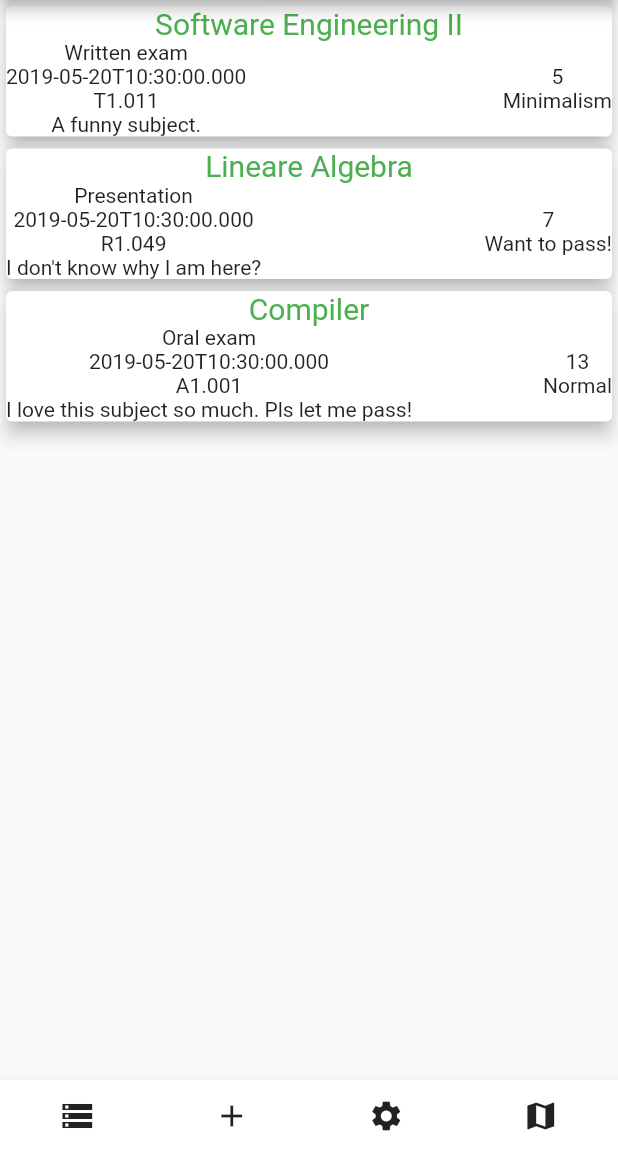
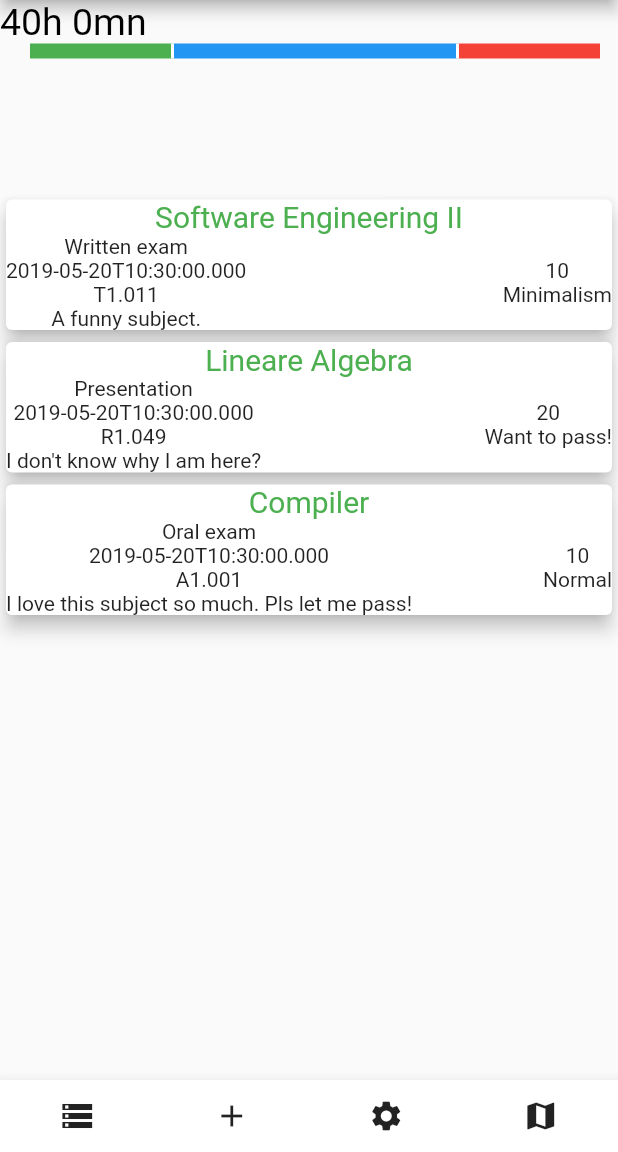
Before and after one commit to gsocher/apps4students-team-4, a Flutter app: the screen it shows after launch, item 2 of the bottom bar chosen, after a tap on the "storage" icon, on a phone screen of 412 x 824 dp, the part 84-1236 px from its top. Run offline on Flutter 3.47's test engine with Material 2 defaults, Android fonts, the phone set to English and light mode, and no system bars.

Commit message:
progress bar without the time

```diff
--- a/easy_study/lib/model/Subject.dart
+++ b/easy_study/lib/model/Subject.dart
@@ -2,14 +2,15 @@ import 'dart:ui';
 
 import 'package:easy_study/model/Priority.dart';
 import 'package:easy_study/model/Type.dart';
+import 'package:flutter/material.dart';
 
 class Subject {
 
   String _title, _room, _description;
-  int _timeSpent = 0, _hoursWeek;
+  int _timeSpent = 100, _hoursWeek;
   Type _type;
   Priority _priority;
-  Color _color = Color.fromARGB(255, 0, 0, 0);
+  Color _color;
   // TODO: 02.05.2019 Change due date. For now its today or right now.
   DateTime _dueDate = DateTime.now();
 
@@ -20,7 +21,11 @@ class Subject {
       this._room,
       this._priority,
       this._description,
-      this._hoursWeek);
+      this._hoursWeek,
+      this._color,
+      this._timeSpent,
+     )
+  ;
 
   int get hoursWeek => _hoursWeek;
 
--- a/easy_study/lib/presenter/SubjectAdd.dart
+++ b/easy_study/lib/presenter/SubjectAdd.dart
@@ -15,8 +15,9 @@ class SubjectAdd extends StatefulWidget {
 }
 
 class _SubjectAddState extends State<SubjectAdd> {
-  String _title, _room, _description, _hoursPerWeek;
+  String _title, _room, _description, _hoursPerWeek, _timeSpent;
   Priority _priority;
+  Color _color;
   Type _type;
 
   // TODO: 03.05.2019 rework the whole build method. Most code is used twice.
@@ -87,6 +88,6 @@ class _SubjectAddState extends State<SubjectAdd> {
   // TODO: 03.05.2019 This will be removed as soon as we are able to use MVVM architecture.
   Subject getSubject() {
     return Subject.name(_title, _type, _room, _priority, _description,
-        int.parse(_hoursPerWeek));
+        int.parse(_hoursPerWeek),_color,int.parse(_timeSpent));
   }
 }
--- a/easy_study/lib/view/MainScreen.dart
+++ b/easy_study/lib/view/MainScreen.dart
@@ -6,7 +6,7 @@ import 'package:easy_study/presenter/SubjectAdd.dart';
 import 'package:easy_study/view/SubjectOverview.dart';
 import 'package:easy_study/presenter/Map.dart';
 import 'package:flutter/material.dart';
-
+import 'package:easy_study/view/ProgressSummary.dart';
 class MainScreen extends StatefulWidget {
   @override
   State<StatefulWidget> createState() => _MainScreenState();
@@ -16,7 +16,7 @@ class _MainScreenState extends State<MainScreen> {
 
   // TODO: 03.05.2019 Implement MVVM architecture.
   List<Subject> _subjects;
-  Widget _widget;
+  Widget _widget, _progressSummary;
   AppBar _appBar;
 
   @override
@@ -31,23 +31,26 @@ class _MainScreenState extends State<MainScreen> {
         Type.WRITTEN_EXAM,
         "T1.011",
         Priority.MINIMALISM,
-        "A funny subject.",
-        5));
+        "A funny subject.",10,
+      Colors.red,10,
+        ));
     _subjects.add(new Subject.name(
         "Lineare Algebra",
         Type.PRESENTATION,
         "R1.049",
         Priority.WANT_TO_PASS,
-        "I don't know why I am here?",
-        7));
+        "I don't know why I am here?",20,Colors.blue,20,
+        ));
     _subjects.add(new Subject.name(
         "Compiler",
         Type.ORAL_EXAM_,
         "A1.001",
         Priority.NORMAL,
-        "I love this subject so much. Pls let me pass!",
-        13));
+        "I love this subject so much. Pls let me pass!",10,Colors.green,10,
+    ));
     _widget = SubjectOverview(_subjects);
+    _progressSummary = ProgressSummary(_subjects);
+
   }
 
   @override
@@ -77,7 +80,18 @@ class _MainScreenState extends State<MainScreen> {
             ],
           ),
         ),
-        body: _widget);
+        body: new Center(
+          child : new Column(
+            mainAxisSize: MainAxisSize.min,
+            mainAxisAlignment: MainAxisAlignment.spaceBetween,
+            verticalDirection: VerticalDirection.down,
+            children: <Widget>[
+              Expanded(child:_widget),
+            ],
+    ),
+        ),
+
+        );
   }
 
   _addSubject(Subject subject) {
--- /dev/null
+++ b/easy_study/lib/view/ProgressSummary.dart
@@ -0,0 +1,324 @@
+import 'package:easy_study/model/Subject.dart';
+import 'package:flutter/material.dart';
+import 'dart:math';
+import 'dart:ui' show lerpDouble;
+
+import 'package:flutter/animation.dart';
+import 'tween.dart';
+
+class ProgressSummary extends StatefulWidget {
+  final List<Subject> _subjects;
+  ProgressSummary(this._subjects);
+  State<StatefulWidget> createState() => ProgressSummaryState(_subjects);
+
+}
+class ProgressSummaryState extends State<ProgressSummary>{
+  final List<Subject> _subjects;
+  ProgressSummaryState(this._subjects);
+
+  Widget build(BuildContext context) {
+    return Container(
+      child: new Column(
+        mainAxisSize: MainAxisSize.min,
+        mainAxisAlignment: MainAxisAlignment.spaceBetween,
+        verticalDirection: VerticalDirection.down,
+        children: <Widget>[
+          new Row(
+            children: <Widget>[
+              Text(
+                _total(_subjects),
+                style: new TextStyle(
+                  fontSize: 25.0,
+                  color: Colors.black,
+                ),
+              ),
+            ],
+          ),
+          new Row(
+            children: <Widget>[
+              ChartPage(_subjects),
+            ],),
+          new Row(
+            ),
+        ],
+      ),
+    );
+  }
+
+  static List<int> timeSpentMin(List<Subject>subjects) {
+    final min = <int>[];
+    for (int i = 0; i < subjects.length; i++) {
+      min.add(subjects[i].timeSpent - (subjects[i].timeSpent % 60) * 60);
+    }
+    return min;
+  }
+
+
+  static List<int> timeSpentHr(List<Subject>subjects) {
+    final hr = <int>[];
+    for (int i = 0; i < subjects.length; i++) {
+      hr.add(subjects[i].timeSpent % 60);
+    }
+    return hr;
+  }
+
+  static String _total(List<Subject> subjects) {
+    int total = 0;
+    int totalh=0;
+    int totalmn=0;
+    StringBuffer sb = new StringBuffer();
+    for (int i = 0; i < subjects.length; i++) {
+      total += subjects[i].timeSpent;
+    }
+    totalh=total%60;
+    totalmn=total-total%60;
+    debugPrint(totalh.toString());
+    sb.writeAll([totalh,"h ",totalmn,"mn"]);
+    return sb.toString();
+  }
+}
+
+class ChartPage extends StatefulWidget {
+  List<Subject> _subjects;
+  ChartPage(this._subjects);
+  ChartPageState createState() => ChartPageState(_subjects);
+}
+
+class ChartPageState extends State<ChartPage> with TickerProviderStateMixin {
+
+  ChartPageState(this.subjects);
+  static const size = const Size(200, 100.0);
+  final random = Random();
+
+  List<Subject> subjects;
+  AnimationController animation;
+  BarChartTween tween;
+
+  @override
+  void initState() {
+    super.initState();
+    animation = AnimationController(
+      duration: const Duration(milliseconds: 300),
+      vsync: this,
+    );
+    tween = BarChartTween(
+      BarChart.empty(size),
+      BarChart.random(size, subjects),
+    );
+    animation.forward();
+  }
+
+  @override
+  void dispose() {
+    animation.dispose();
+    super.dispose();
+  }
+
+
+  @override
+  Widget build(BuildContext context) {
+    return Center(
+      child: Container(
+        height: 100.0,
+        width: 400.0,
+       child: CustomPaint(
+          size: size,
+          painter: BarChartPainter(tween.animate(animation)),
+    ),
+      ),
+    );
+  }
+}
+
+class BarChart {
+  BarChart(this.stacks);
+
+  final List<BarStack> stacks;
+
+  factory BarChart.empty(Size size) {
+    return BarChart(<BarStack>[]);
+  }
+
+  factory BarChart.random(Size size, List<Subject> subjects) {
+    const stackWidthFraction = 0.75;
+    final stackRanks = [0];
+    final stackCount = stackRanks.length;
+    final stackDistance = size.width;
+    final stackWidth = stackDistance * stackWidthFraction;
+    final startX =  stackWidth;
+    final list = _selectSize(subjects);
+    final stacks = List.generate(
+      stackCount,
+      (i) {
+        final barRanks = _selectRanks(subjects);
+        final bars = List.generate(
+          barRanks.length,
+          (j) => Bar(
+                barRanks[j],
+                1.9*list[j]* size.width,
+                subjects[j].color,
+              ),
+
+        );
+        debugPrint((list[0]* size.width).toString());
+        return BarStack(
+          stackRanks[i],
+          startX,
+          10,
+          bars,
+        );
+      },
+    );
+    return BarChart(stacks);
+  }
+
+  static List<int> _selectRanks(List<Subject> subjects) {
+    final ranks = <int>[];
+    var rank = 0;
+    for (int i =0; i<subjects.length ;i++){
+      ranks.add(rank);
+      rank++;
+    }
+    return ranks;
+  }
+  static List<double> _selectSize(List<Subject> subjects){
+    int total=0;
+    final size= <double>[];
+    for (int i =0; i<subjects.length ;i++){
+      total+= subjects[i].timeSpent;
+    }
+
+    for (int i =0; i<subjects.length ;i++){
+      size.add(subjects[i].timeSpent/total);
+    }
+    debugPrint(size.toString());
+    return size;
+  }
+
+}
+
+class BarChartTween extends Tween<BarChart> {
+  BarChartTween(BarChart begin, BarChart end)
+      : _stacksTween = MergeTween<BarStack>(begin.stacks, end.stacks),
+        super(begin: begin, end: end);
+
+  final MergeTween<BarStack> _stacksTween;
+
+  @override
+  BarChart lerp(double t) => BarChart(_stacksTween.lerp(t));
+}
+
+class BarStack implements MergeTweenable<BarStack> {
+  BarStack(this.rank, this.x, this.width, this.bars);
+
+  final int rank;
+  final double x;
+  final double width;
+  final List<Bar> bars;
+
+  @override
+  BarStack get empty => BarStack(rank, x, 0.0, <Bar>[]);
+
+  @override
+  bool operator <(BarStack other) => rank < other.rank;
+
+  @override
+  Tween<BarStack> tweenTo(BarStack other) => BarStackTween(this, other);
+}
+
+class BarStackTween extends Tween<BarStack> {
+  BarStackTween(BarStack begin, BarStack end)
+      : _barsTween = MergeTween<Bar>(begin.bars, end.bars),
+        super(begin: begin, end: end) {
+    assert(begin.rank == end.rank);
+  }
+
+  final MergeTween<Bar> _barsTween;
+
+  @override
+  BarStack lerp(double t) => BarStack(
+        begin.rank,
+        lerpDouble(begin.x, end.x, t),
+        lerpDouble(begin.width, end.width, t),
+        _barsTween.lerp(t),
+      );
+}
+
+class Bar extends MergeTweenable<Bar> {
+  Bar(this.rank, this.height, this.color);
+
+  final int rank;
+  final double height;
+  final Color color;
+
+  @override
+  Bar get empty => Bar(rank, 0.0, color);
+
+  @override
+  bool operator <(Bar other) => rank < other.rank;
+
+  @override
+  Tween<Bar> tweenTo(Bar other) => BarTween(this, other);
+
+  static Bar lerp(Bar begin, Bar end, double t) {
+    assert(begin.rank == end.rank);
+    return Bar(
+      begin.rank,
+      lerpDouble(begin.height, end.height, t),
+      Color.lerp(begin.color, end.color, t),
+    );
+  }
+}
+
+class BarTween extends Tween<Bar> {
+  BarTween(Bar begin, Bar end) : super(begin: begin, end: end) {
+    assert(begin.rank == end.rank);
+  }
+
+  @override
+  Bar lerp(double t) => Bar.lerp(begin, end, t);
+}
+
+class BarChartPainter extends CustomPainter {
+  BarChartPainter(Animation<BarChart> animation)
+      : animation = animation,
+        super(repaint: animation);
+
+  final Animation<BarChart> animation;
+
+  @override
+  void paint(Canvas canvas, Size size) {
+    final barPaint = Paint()..style = PaintingStyle.fill;
+    final linePaint = Paint()
+      ..style = PaintingStyle.stroke
+      ..color = Colors.white
+      ..strokeWidth = 2.0;
+    final linePath = Path();
+    final chart = animation.value;
+    for (final stack in chart.stacks) {
+      var x = size.width;
+      for (final bar in stack.bars) {
+        barPaint.color = bar.color;
+        canvas.drawRect(
+          Rect.fromLTWH(
+            x-bar.height,
+            0,
+            bar.height,
+            stack.width,
+          ),
+          barPaint,
+        );
+        if (x < size.width) {
+          linePath.moveTo(x, 0);
+          linePath.lineTo(x, 10);
+        }
+        x -= bar.height;
+      }
+      canvas.drawPath(linePath, linePaint);
+      linePath.reset();
+    }
+  }
+
+  @override
+  bool shouldRepaint(BarChartPainter old) => false;
+}
--- a/easy_study/lib/view/SubjectOverview.dart
+++ b/easy_study/lib/view/SubjectOverview.dart
@@ -2,6 +2,8 @@ import 'package:easy_study/model/Subject.dart';
 import 'package:easy_study/view/SubjectCard.dart';
 import 'package:flutter/cupertino.dart';
 import 'package:flutter/material.dart';
+
+import 'ProgressSummary.dart';
 
 class SubjectOverview extends StatelessWidget {
   // TODO: 02.05.2019 In the future we should use a database to store our subjects and modify them.
@@ -11,9 +13,16 @@ class SubjectOverview extends StatelessWidget {
 
   @override
   Widget build(BuildContext context) {
-    return ListView(
+    return new Column(
+        mainAxisSize: MainAxisSize.min,
+        mainAxisAlignment: MainAxisAlignment.spaceBetween,
+        verticalDirection: VerticalDirection.down,
+        children: <Widget>[
+          ProgressSummary(_subjects),
+          Expanded(child:ListView(
       children: _subjects.map((subject) => new SubjectCard(subject)).toList(),
-      scrollDirection: Axis.vertical,
+      scrollDirection: Axis.vertical,),),
+    ],
     );
   }
 }
--- /dev/null
+++ b/easy_study/lib/view/tween.dart
@@ -0,0 +1,40 @@
+import 'package:flutter/animation.dart';
+import 'package:flutter/material.dart';
+
+abstract class MergeTweenable<T> {
+  T get empty;
+
+  Tween<T> tweenTo(T other);
+
+  bool operator <(T other);
+}
+
+class MergeTween<T extends MergeTweenable<T>> extends Tween<List<T>> {
+  MergeTween(List<T> begin, List<T> end) : super(begin: begin, end: end) {
+    final bMax = begin.length;
+    final eMax = end.length;
+    var b = 0;
+    var e = 0;
+    while (b + e < bMax + eMax) {
+      if (b < bMax && (e == eMax || begin[b] < end[e])) {
+        _tweens.add(begin[b].tweenTo(begin[b].empty));
+        b++;
+      } else if (e < eMax && (b == bMax || end[e] < begin[b])) {
+        _tweens.add(end[e].empty.tweenTo(end[e]));
+        e++;
+      } else {
+        _tweens.add(begin[b].tweenTo(end[e]));
+        b++;
+        e++;
+      }
+    }
+  }
+
+  final _tweens = <Tween<T>>[];
+
+  @override
+  List<T> lerp(double t) => List.generate(
+    _tweens.length,
+        (i) => _tweens[i].lerp(t),
+  );
+}
```
